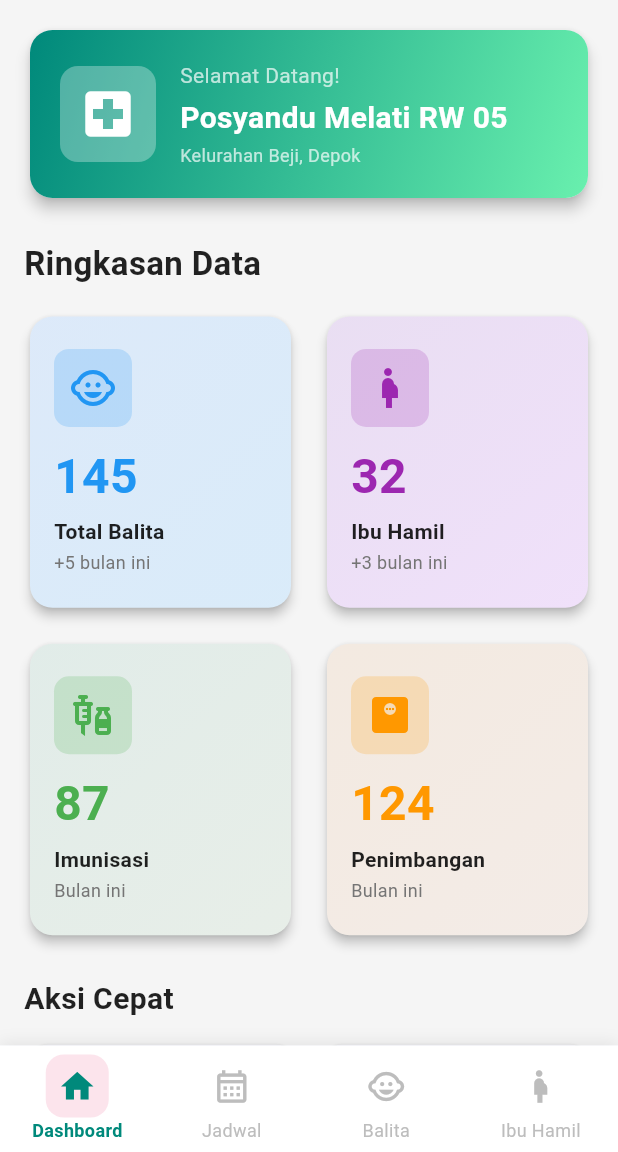
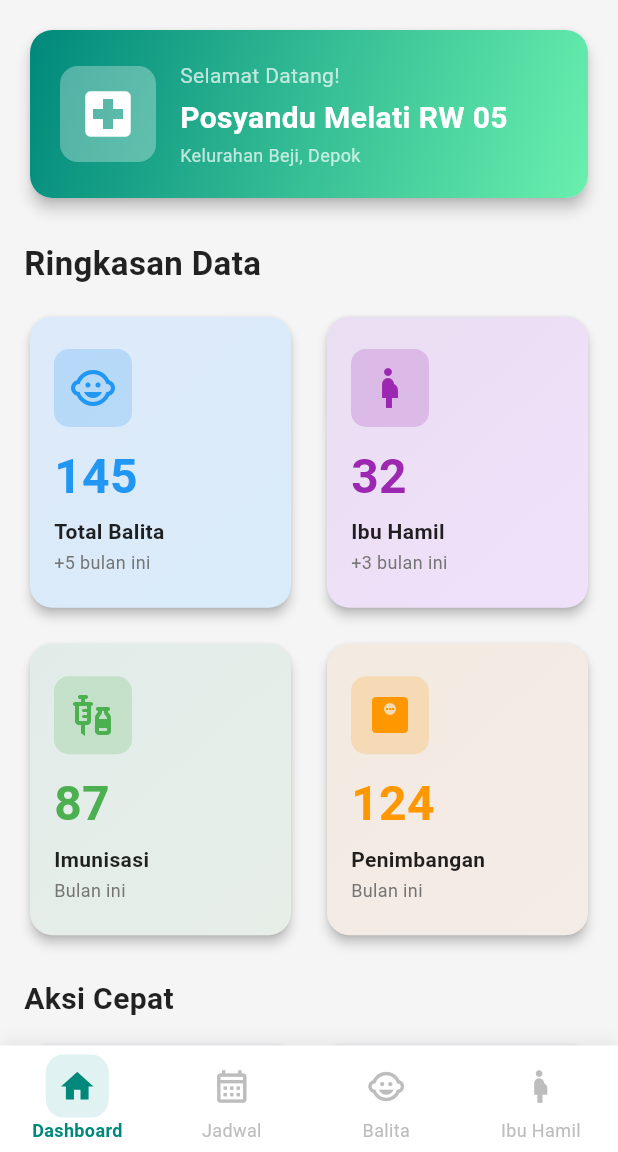
Before and after one commit to aqshal004/project_ppkd, a Flutter app: the BottomNav screen opened by its route, on a phone screen of 412 x 824 dp, the part 84-1236 px from its top. Run offline on Flutter 3.47's test engine with Material 3 defaults, Android fonts, the light colour scheme and no system bars; our stand-ins replace shared_preferences, sqflite; accounts and stored records are empty.

Commit message:
Ubah color bottom

```diff
--- a/lib/view/bottom_nav.dart
+++ b/lib/view/bottom_nav.dart
@@ -102,7 +102,7 @@ class _BottomNavState extends State<BottomNav> {
       padding: const EdgeInsets.all(8),
       decoration: active
           ? BoxDecoration(
-              color: Colors.pink.shade50,
+              color: Colors.teal.shade50,
               borderRadius: BorderRadius.circular(12),
             )
           : null,
--- a/lib/view/login_posyandu.dart
+++ b/lib/view/login_posyandu.dart
@@ -452,7 +452,7 @@ class _LoginPosyanduWidgetState extends State<LoginPosyanduWidget> {
                                     // Login logic here
                                     await PreferencesHandler.saveLogin(true);
                                     await PreferencesHandler.saveRole(user.role ?? 'user'); // "admin" atau "user"
-                                    await PreferencesHandler.saveUserData(user.name!, user.email!, user.nomorHp!, user.alamat!,);
+                                    await PreferencesHandler.saveUserData(user.name?? '', user.email?? '', user.nomorHp?? '', user.alamat?? '',);
                                     if (user.role == 'admin') {
                                       // Masuk sebagai admin
                                       Navigator.pushNamed(
--- a/pubspec.yaml
+++ b/pubspec.yaml
@@ -16,7 +16,7 @@ publish_to: 'none' # Remove this line if you wish to publish to pub.dev
 # https://developer.apple.com/library/archive/documentation/General/Reference/InfoPlistKeyReference/Articles/CoreFoundationKeys.html
 # In Windows, build-name is used as the major, minor, and patch parts
 # of the product and file versions while build-number is used as the build suffix.
-version: 1.0.0+1
+version: 1.0.0+2
 
 environment:
   sdk: ^3.9.2
```
Also changed, not shown: 1 other file.
